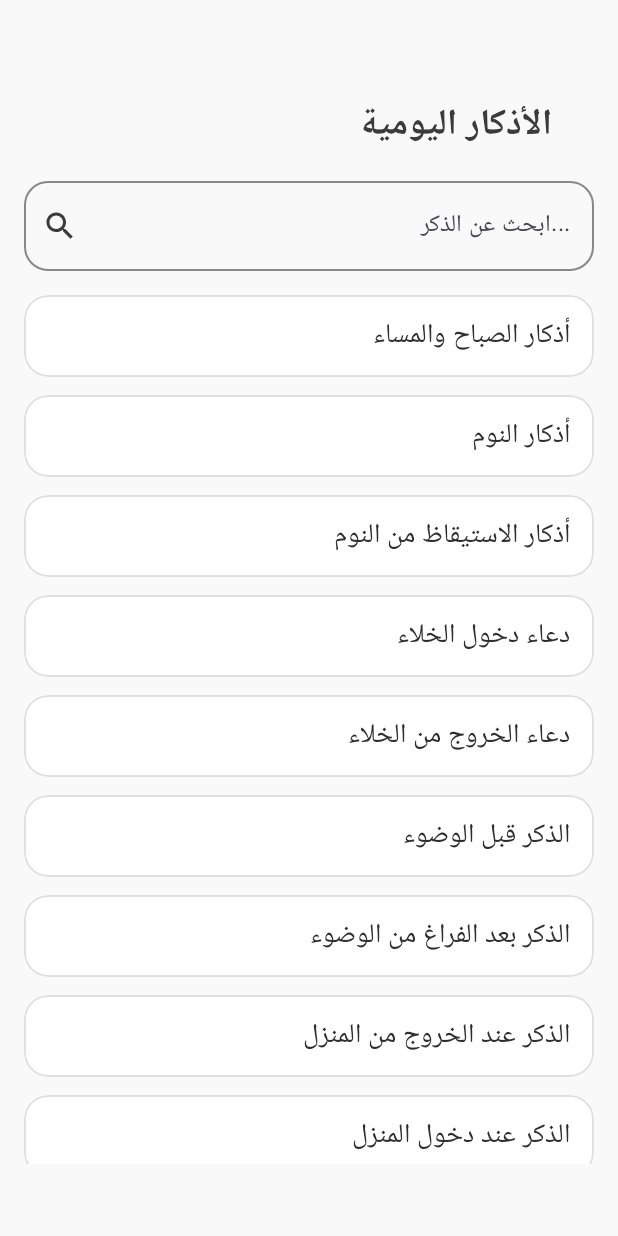
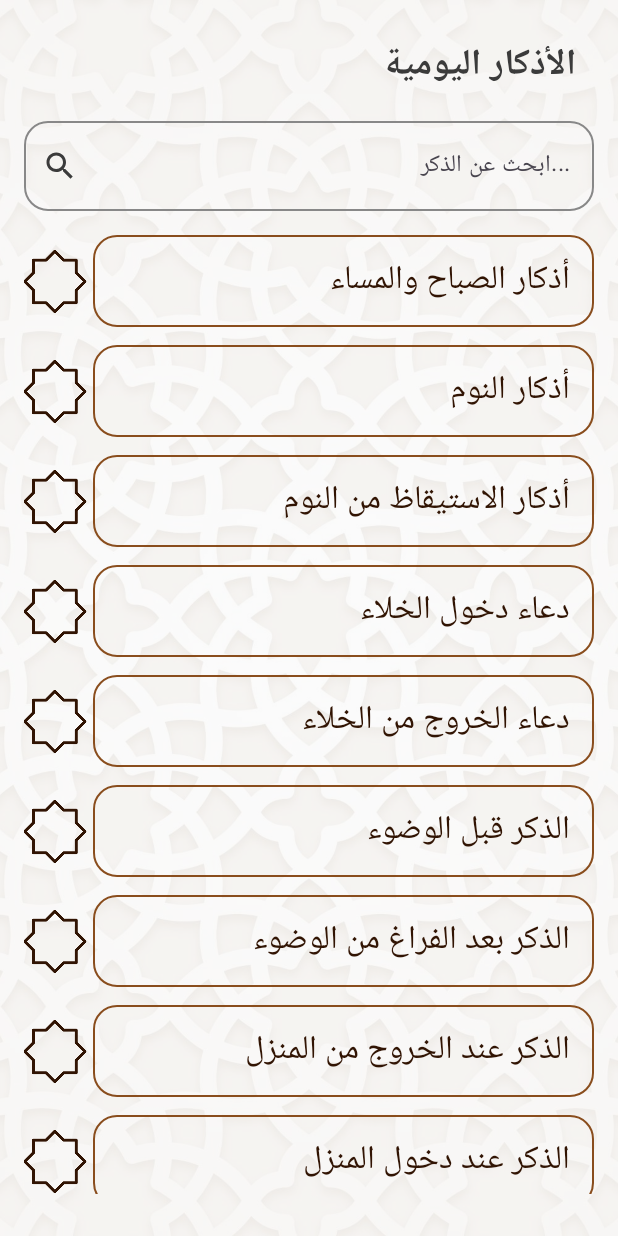
Before and after one commit to Alikotb/Anees, an Android app built with Jetpack Compose: the AdhkarScreen screen opened through its navigation route, on a phone screen of 412 x 824 dp. Run offline under Robolectric (Android 15) with nearby library versions, the phone set to English and light mode, and no system bars; our stand-ins replace Dagger/Hilt's generated code; libraries missing offline, so code that uses them is left out: com.github.barteksc.pdfviewer; 1 statement that could not run was skipped.

Commit message:
last azkar ui version

```diff
--- a/app/src/main/java/com/example/anees/ui/screens/azkar/azkar.kt
+++ b/app/src/main/java/com/example/anees/ui/screens/azkar/azkar.kt
@@ -1,6 +1,6 @@
 package com.example.anees.ui.screens.azkar
 
-import androidx.compose.foundation.background
+import androidx.compose.foundation.Image
 import androidx.compose.foundation.layout.Arrangement
 import androidx.compose.foundation.layout.Box
 import androidx.compose.foundation.layout.Column
@@ -28,18 +28,22 @@ import androidx.compose.runtime.remember
 import androidx.compose.runtime.setValue
 import androidx.compose.ui.Alignment
 import androidx.compose.ui.Modifier
+import androidx.compose.ui.draw.alpha
 import androidx.compose.ui.graphics.Color
+import androidx.compose.ui.layout.ContentScale
 import androidx.compose.ui.platform.LocalContext
 import androidx.compose.ui.platform.LocalLayoutDirection
+import androidx.compose.ui.res.painterResource
 import androidx.compose.ui.text.TextStyle
 import androidx.compose.ui.text.font.FontWeight
 import androidx.compose.ui.text.style.TextAlign
 import androidx.compose.ui.unit.LayoutDirection
 import androidx.compose.ui.unit.dp
 import androidx.compose.ui.unit.sp
+import com.example.anees.R
 import com.example.anees.ui.screens.azkar.component.ZekrCard
+import com.example.anees.utils.Constants
 import com.example.anees.utils.azkar_helper.AzkarUtils
-import com.example.anees.utils.Constants
 import com.example.anees.workers.setNotification
 
 @OptIn(ExperimentalMaterial3Api::class)
@@ -48,23 +52,27 @@ fun AdhkarScreen(navToDetails: (String) -> Unit = {}) {
     val context = LocalContext.current
     val azkarList = remember { AzkarUtils.parseAdhkar(context) }
     val categories = remember { AzkarUtils.getAdhkarCategories(azkarList) }
-    val selectedCategory = remember { mutableStateOf("") }
     var searchQuery by remember { mutableStateOf("") }
     val hmada = Constants.ONE_HOUR
     LaunchedEffect(Unit) {
         setNotification(context, hmada)
     }
+    Box(modifier = Modifier.fillMaxSize()) {
+        Image(
+            painter = painterResource(id = R.drawable.zekrback),
+            contentDescription = "Background Image",
+            modifier = Modifier.fillMaxSize().alpha(.22f),
+            contentScale = ContentScale.Crop
+        )
     Column(
         modifier = Modifier
             .fillMaxSize()
-            .background(Color(0xFFF9F9F9))
             .padding(16.dp)
     ) {
         CompositionLocalProvider(LocalLayoutDirection provides LayoutDirection.Ltr) {
             Box(
                 modifier = Modifier
-                    .fillMaxWidth()
-                    .padding(end = 16.dp),
+                    .fillMaxWidth(),
                 contentAlignment = Alignment.CenterEnd
             ) {
                 Text(
@@ -75,7 +83,7 @@ fun AdhkarScreen(navToDetails: (String) -> Unit = {}) {
                     color = Color(0xFF3B3B3B),
                     modifier = Modifier
                         .fillMaxWidth()
-                        .padding(top = 48.dp, bottom = 16.dp, end = 12.dp)                )
+                        .padding(top = 8.dp, bottom = 16.dp, end = 12.dp)                )
             }
         }
         OutlinedTextField(
@@ -110,7 +118,7 @@ fun AdhkarScreen(navToDetails: (String) -> Unit = {}) {
         LazyColumn(
             verticalArrangement = Arrangement.spacedBy(12.dp),
             contentPadding = PaddingValues(bottom = 16.dp),
-            modifier = Modifier.padding(bottom = 32.dp)
+            modifier = Modifier.padding(bottom = 12.dp)
         ) {
             val filteredCategories = categories.filter {
                 it.contains(searchQuery, ignoreCase = true)
@@ -118,9 +126,7 @@ fun AdhkarScreen(navToDetails: (String) -> Unit = {}) {
             items(filteredCategories) { category ->
                 ZekrCard(
                     text = category,
-                    isSelected = selectedCategory.value == category,
                     onClick = {
-                        selectedCategory.value = category
                         navToDetails(category)
                     }
                 )
@@ -141,6 +147,6 @@ fun AdhkarScreen(navToDetails: (String) -> Unit = {}) {
                 }
             }
         }
-    }
+    }}
 
 }
--- a/app/src/main/java/com/example/anees/ui/screens/azkar/component/zekr_card.kt
+++ b/app/src/main/java/com/example/anees/ui/screens/azkar/component/zekr_card.kt
@@ -1,45 +1,71 @@
 package com.example.anees.ui.screens.azkar.component
 
-import androidx.compose.foundation.background
+import androidx.compose.foundation.Image
 import androidx.compose.foundation.border
 import androidx.compose.foundation.clickable
+import androidx.compose.foundation.interaction.MutableInteractionSource
 import androidx.compose.foundation.layout.Box
+import androidx.compose.foundation.layout.Row
+import androidx.compose.foundation.layout.Spacer
 import androidx.compose.foundation.layout.fillMaxWidth
 import androidx.compose.foundation.layout.padding
+import androidx.compose.foundation.layout.width
 import androidx.compose.foundation.shape.RoundedCornerShape
+import androidx.compose.material.ripple.rememberRipple
 import androidx.compose.material3.Text
 import androidx.compose.runtime.Composable
+import androidx.compose.runtime.remember
+import androidx.compose.ui.Alignment
 import androidx.compose.ui.Modifier
-import androidx.compose.ui.draw.clip
 import androidx.compose.ui.graphics.Color
+import androidx.compose.ui.graphics.ColorFilter
+import androidx.compose.ui.res.painterResource
+import androidx.compose.ui.text.font.Font
+import androidx.compose.ui.text.font.FontFamily
 import androidx.compose.ui.text.style.TextAlign
 import androidx.compose.ui.unit.dp
 import androidx.compose.ui.unit.sp
+import com.example.anees.R
 
 @Composable
 fun ZekrCard(
     text: String,
-    isSelected: Boolean = false,
     onClick: () -> Unit
 ) {
-    val backgroundColor = if (isSelected) Color(0xFFB2DFDB) else Color.White
-    val borderColor = if (isSelected) Color(0xFF00796B) else Color(0xFFE0E0E0)
 
+    Row (
+        verticalAlignment = Alignment.CenterVertically
+    ){
+        Image(
+            painter = painterResource(id = R.drawable.star),
+            contentDescription = null,
+            modifier = Modifier.weight(1f),
+            colorFilter = ColorFilter.tint(Color(0xFF311403))
+
+        )
+        Spacer(modifier = Modifier.width(4.dp))
         Box(
             modifier = Modifier
-            .fillMaxWidth()
-            .clip(RoundedCornerShape(16.dp))
-            .background(backgroundColor)
-            .border(1.dp, borderColor, RoundedCornerShape(16.dp))
-            .clickable { onClick() }
+                .fillMaxWidth().weight(8f)
+                .border(1.dp, Color(0xEB803F0B), RoundedCornerShape(16.dp))
+                .clickable(
+                    interactionSource = remember { MutableInteractionSource() },
+                    indication = rememberRipple(color = Color(0xFF6AB0AB)),
+                   onClick = {
+                       onClick()
+                   }
+                )
                 .padding(horizontal = 16.dp, vertical = 12.dp)
         ) {
             Text(
                 text = text,
-            fontSize = 18.sp,
-            color = Color(0xFF2E2E2E),
+                fontSize = 22.sp,
+                color = Color(0xFF311403),
+                fontFamily = FontFamily(Font(R.font.othmani)),
                 textAlign = TextAlign.Right,
                 modifier = Modifier.fillMaxWidth()
             )
         }
+
     }
+}
--- a/app/src/main/java/com/example/anees/ui/screens/sebha/sebha_screen.kt
+++ b/app/src/main/java/com/example/anees/ui/screens/sebha/sebha_screen.kt
@@ -277,8 +277,8 @@ fun Ssebha(
 
                 Text(
                     text = "$counter",
-                    color = Color.Green,
-                    fontSize = 28.sp,
+                    color = Color(0xFF1A8642),
+                    fontSize = 30.sp,
                     fontFamily = FontFamily(
                         Font(R.font.degital),
                         Font(R.font.degital, FontWeight.Bold)
```
Also changed, not shown: app/src/main/java/com/example/anees/ui/screens/azkar/azkar_details.kt (+15 -6 lines), app/src/main/java/com/example/anees/ui/screens/azkar/component/details_card.kt (+17 -8 lines), app/src/main/java/com/example/anees/ui/screens/sebha/component/zekr_card.kt (+7 -1 lines), app/src/main/java/com/example/anees/utils/sebha_helper/AllZekir.kt (+9 -10 lines), app/src/main/res/drawable/zekrback.jpg (added). Lines whose indentation alone changed are shown as unchanged.
